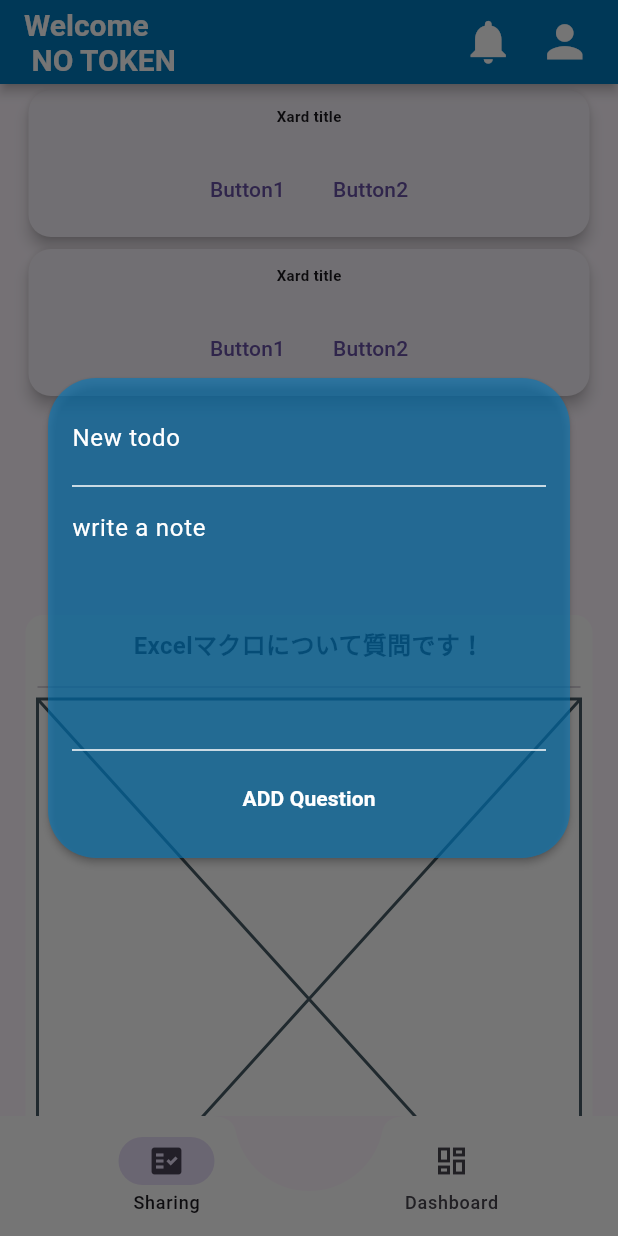
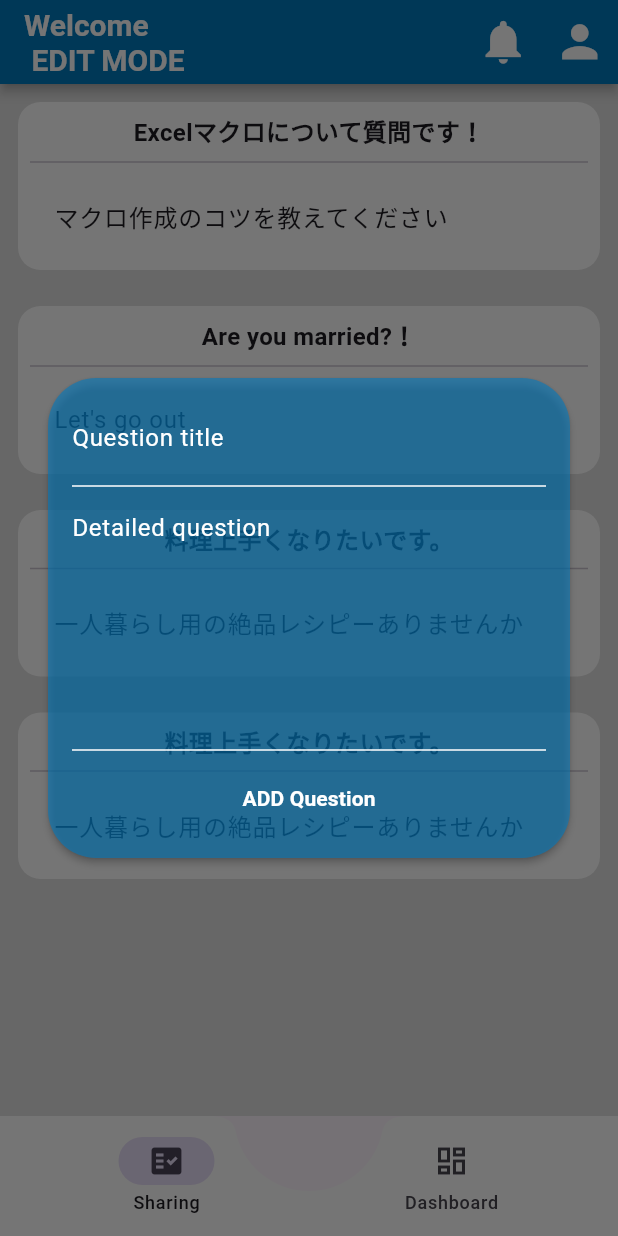
Before and after one commit to bryanho0470/humanresoucemanagement, a Flutter app: the screen it shows after launch, after a tap on the "local attraction" icon, on a phone screen of 412 x 824 dp. Run offline on Flutter 3.47's test engine with Material 3 defaults, Android fonts, the light colour scheme and no system bars; our stand-ins replace cloud_firestore, firebase_auth, firebase_core, flutter_secure_storage, fluttertoast, font_awesome_flutter and 1 more; accounts and stored records are empty.

Commit message:
question list complete
only static data

```diff
--- a/lib/datas/fake_question_set.dart
+++ b/lib/datas/fake_question_set.dart
@@ -9,4 +9,28 @@ final fakeData = [
     categories: "Microsoft Excel",
     completed: false,
   ),
+  Question(
+    id: "a9311",
+    title: "Are you married?！",
+    contents: "Let's go out",
+    photo: "",
+    categories: "Social",
+    completed: false,
+  ),
+  Question(
+    id: "a9211",
+    title: "料理上手くなりたいです。",
+    contents: "一人暮らし用の絶品レシピーありませんか",
+    photo: "",
+    categories: "Cooking",
+    completed: false,
+  ),
+  Question(
+    id: "a9219",
+    title: "料理上手くなりたいです。",
+    contents: "一人暮らし用の絶品レシピーありませんか",
+    photo: "",
+    categories: "Cooking",
+    completed: false,
+  ),
 ];
--- a/lib/pages/landing_page.dart
+++ b/lib/pages/landing_page.dart
@@ -65,7 +65,7 @@ class _LandingScreenState extends State<LandingPage> {
 
   @override
   Widget build(BuildContext context) {
-    String username = (widget.username?.toString() ?? "no token");
+    String username = (widget.username?.toString() ?? "Edit mode");
     final color = Theme.of(context).primaryColor;
     // final ColorScheme colorScheme = Theme.of(context).colorScheme;
 
@@ -96,9 +96,6 @@ class _LandingScreenState extends State<LandingPage> {
             NotificationSummary(),
             UserPopupMenu(),
             // there are three menue in the Popup manu
-            SizedBox(
-              width: 10,
-            )
           ],
           shadowColor: Colors.black,
           iconTheme: const IconThemeData(color: Colors.white),
@@ -121,26 +118,6 @@ class _LandingScreenState extends State<LandingPage> {
 
         body: Stack(
           children: [
-            Container(
-              decoration: const BoxDecoration(
-                gradient: LinearGradient(
-                  begin: Alignment.topCenter,
-                  end: Alignment.bottomCenter,
-                  colors: [
-                    AppColors.backgroundFadedColor,
-                    AppColors.backgroundColor,
-                  ],
-                  stops: [0.0, 1],
-                ),
-              ),
-            ),
-            const SafeArea(
-              child: Text("Test"),
-            ),
-            // const Align(
-            //   alignment: Alignment.bottomCenter,
-            //   child: AddTodoButton(),
-            // ),
             pageList[currentPageIndex],
           ],
         ),
@@ -198,14 +175,14 @@ class _LandingScreenState extends State<LandingPage> {
           child: FloatingActionButton(
             shape:
                 RoundedRectangleBorder(borderRadius: BorderRadius.circular(40)),
-            heroTag: _heroAddTodo,
+            heroTag: _heroAddQuestion,
             splashColor: AppColors.nkColortrans,
             backgroundColor: AppColors.nkColor,
             foregroundColor: Colors.white,
             onPressed: () {
               Navigator.of(context)
                   .push(HeroDialogRoute(builder: (BuildContext context) {
-                return const _AddTodoPopupCard();
+                return const _AddAuestionCard();
               }));
             },
             // onPressed: () {
@@ -226,10 +203,10 @@ class _LandingScreenState extends State<LandingPage> {
   }
 }
 
-const String _heroAddTodo = "add-todo-hero";
+const String _heroAddQuestion = "add-todo-hero";
 
-class _AddTodoPopupCard extends StatelessWidget {
-  const _AddTodoPopupCard({super.key});
+class _AddAuestionCard extends StatelessWidget {
+  const _AddAuestionCard({super.key});
 
   @override
   Widget build(BuildContext context) {
@@ -237,7 +214,7 @@ class _AddTodoPopupCard extends StatelessWidget {
       child: Padding(
         padding: const EdgeInsets.all(32.0),
         child: Hero(
-          tag: _heroAddTodo,
+          tag: _heroAddQuestion,
           createRectTween: (begin, end) {
             return CustomRectTween(begin: begin, end: end);
           },
@@ -254,7 +231,7 @@ class _AddTodoPopupCard extends StatelessWidget {
                   children: [
                     const TextField(
                       decoration: InputDecoration(
-                        hintText: "New todo",
+                        hintText: "Question title",
                         hintStyle: TextStyle(
                           color: Colors.white,
                         ),
@@ -272,7 +249,7 @@ class _AddTodoPopupCard extends StatelessWidget {
                     ),
                     const TextField(
                       decoration: InputDecoration(
-                        hintText: "write a note",
+                        hintText: "Detailed question",
                         hintStyle: TextStyle(
                           color: Colors.white,
                         ),
--- a/lib/pages/sharing_page.dart
+++ b/lib/pages/sharing_page.dart
@@ -17,19 +17,12 @@ class _SharingPageState extends State<SharingPage> {
   @override
   Widget build(BuildContext context) {
     return Scaffold(
+      backgroundColor: Colors.grey[300],
       body: Center(
         child: Padding(
-          padding: const EdgeInsets.symmetric(horizontal: 15),
+          padding: const EdgeInsets.symmetric(horizontal: 0),
           child: Column(
             children: [
-              Expanded(
-                child: ListView.builder(
-                  itemCount: 2,
-                  itemBuilder: (context, index) {
-                    return const QuestionCard();
-                  },
-                ),
-              ),
               Expanded(
                 child: SafeArea(
                   child: _QuestionContents(
@@ -57,7 +50,6 @@ class _QuestionContents extends StatelessWidget {
   Widget build(BuildContext context) {
     return ListView.builder(
       itemCount: questions.length,
-      padding: const EdgeInsets.all(2),
       itemBuilder: (context, index) {
         final question = questions[index];
         return _QuestionCard(question: question);
@@ -90,38 +82,20 @@ class _QuestionCard extends StatelessWidget {
         },
         tag: question.id,
         child: Padding(
-          padding: const EdgeInsets.symmetric(vertical: 8),
+          padding: const EdgeInsets.all(12),
           child: Material(
             color: Colors.white,
-            borderRadius: BorderRadius.circular(12),
+            borderRadius: BorderRadius.circular(15),
             child: Padding(
               padding: const EdgeInsets.all(8.0),
               child: Column(
+                mainAxisAlignment: MainAxisAlignment.center,
                 children: <Widget>[
                   _QuestionTitle(title: question.title),
-                  const SizedBox(
-                    height: 8,
-                  ),
                   ...[
                     const Divider(),
-                    _QuestionItemBox(question: question.contents),
+                    _QuestionItemBox(question: question),
                   ],
-                  Container(
-                    margin: const EdgeInsets.all(8),
-                    decoration: BoxDecoration(
-                      color: Colors.black12,
-                      borderRadius: BorderRadius.circular(8),
-                    ),
-                    child: const TextField(
-                      maxLines: 8,
-                      cursorColor: Colors.white,
-                      decoration: InputDecoration(
-                        contentPadding: EdgeInsets.all(8),
-                        hintText: "write a questions...",
-                        border: InputBorder.none,
-                      ),
-                    ),
-                  )
                 ],
               ),
             ),
@@ -168,13 +142,13 @@ class _QuestionPopupCard extends StatelessWidget {
         return CustomRectTween(begin: begin, end: end);
       },
       child: Padding(
-        padding: const EdgeInsets.all(6),
+        padding: const EdgeInsets.all(12),
         child: Material(
           borderRadius: BorderRadius.circular(16),
-          color: AppColors.cardColor,
+          color: Colors.white,
           child: SizedBox(
             child: Padding(
-              padding: const EdgeInsets.all(16),
+              padding: const EdgeInsets.all(8),
               child: SingleChildScrollView(
                 child: Column(
                   mainAxisSize: MainAxisSize.min,
@@ -185,8 +159,24 @@ class _QuestionPopupCard extends StatelessWidget {
                     ),
                     ...[
                       const Divider(),
-                      _QuestionItemBox(question: question.contents)
-                    ]
+                      _QuestionItemBox(question: question),
+                    ],
+                    Container(
+                      margin: const EdgeInsets.all(8),
+                      decoration: BoxDecoration(
+                        color: Colors.white,
+                        borderRadius: BorderRadius.circular(8),
+                      ),
+                      child: const TextField(
+                        maxLines: 8,
+                        cursorColor: Colors.white,
+                        decoration: InputDecoration(
+                          contentPadding: EdgeInsets.all(8),
+                          hintText: "write a questions...",
+                          border: InputBorder.none,
+                        ),
+                      ),
+                    ),
                   ],
                 ),
               ),
@@ -204,10 +194,40 @@ class _QuestionItemBox extends StatelessWidget {
     required this.question,
   });
 
-  final String question;
+  final Question question;
 
   @override
   Widget build(BuildContext context) {
-    return const Placeholder();
+    return Column(children: [
+      _QuestionItemTile(question: question),
+    ]);
   }
 }
+
+class _QuestionItemTile extends StatefulWidget {
+  const _QuestionItemTile({
+    super.key,
+    required this.question,
+  });
+
+  final Question question;
+
+  @override
+  State<_QuestionItemTile> createState() => __QuestionItemTileState();
+}
+
+class __QuestionItemTileState extends State<_QuestionItemTile> {
+  bool val = false;
+  void _onChanged(bool? val) {
+    setState(() {
+      widget.question.completed = val!;
+    });
+  }
+
+  @override
+  Widget build(BuildContext context) {
+    return ListTile(
+      title: Text(widget.question.contents),
+    );
+  }
+}
```
